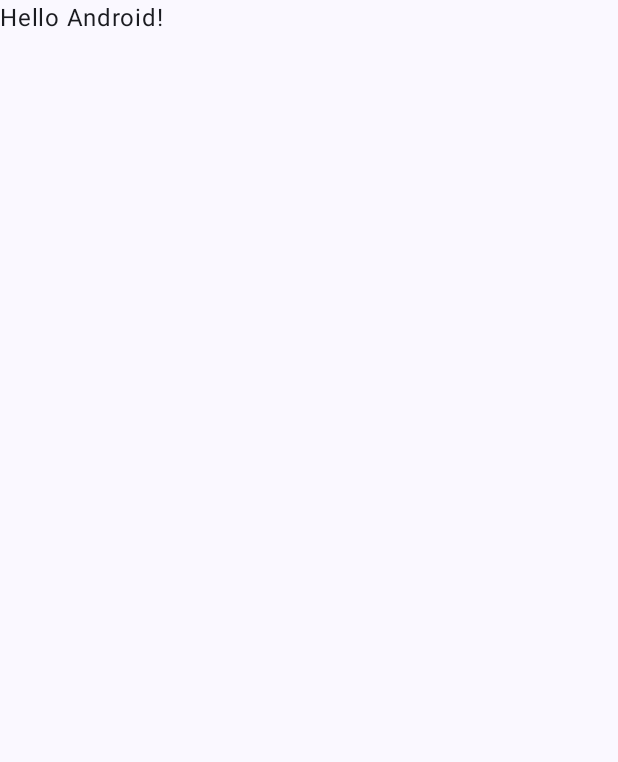
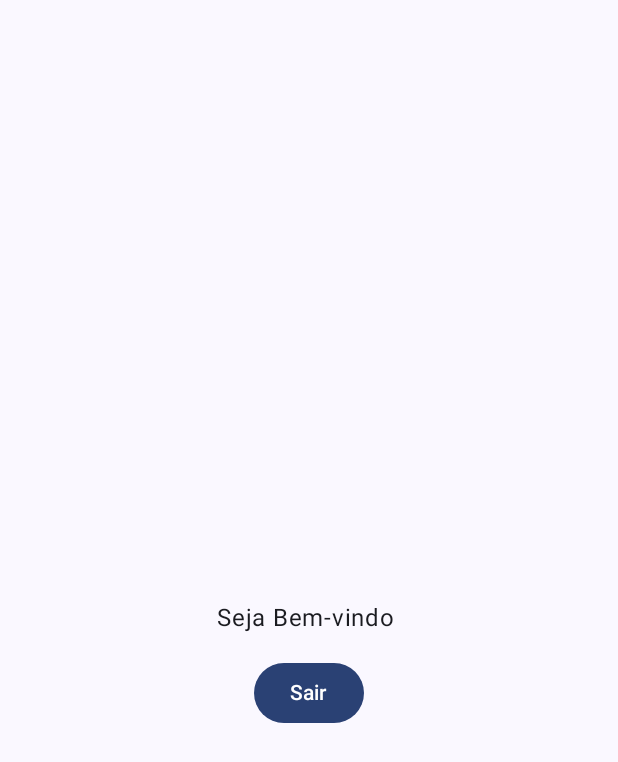
Before and after one commit to DCF-2/WeatherApp, an Android app built with Jetpack Compose: the MainActivity screen opened directly, with no data from a screen before it, on a phone screen of 412 x 824 dp. Before the commit the part shown is almost empty. Shown: the top 762 px of the screen. Run offline under Robolectric (Android 15) with nearby library versions, the phone set to English and light mode, and no system bars.

Commit message:
feat: Nova tela homepage do app. Isso tambem conclui a Prática 1 – Parte 3.

```diff
--- a/app/src/main/java/com/weatherapp/LoginActivity.kt
+++ b/app/src/main/java/com/weatherapp/LoginActivity.kt
@@ -2,6 +2,8 @@ package com.weatherapp
 
 
 import android.app.Activity
+import android.content.Intent
+import android.content.Intent.FLAG_ACTIVITY_SINGLE_TOP
 import android.os.Bundle
 import android.widget.Toast
 import androidx.activity.ComponentActivity
@@ -79,8 +81,12 @@ fun LoginPage(modifier: Modifier = Modifier) {
         Row(modifier = modifier) {
 
             Button( onClick = {
-                Toast.makeText(activity, "Login OK!", Toast.LENGTH_LONG).show()
-            },
+                Toast.makeText(activity, "Login Sucesso!", Toast.LENGTH_LONG).show()
+                activity.startActivity(
+                    Intent(activity, MainActivity::class.java).setFlags(
+                        FLAG_ACTIVITY_SINGLE_TOP
+                    )
+                ) },
                 enabled = email.isNotEmpty() && password.isNotEmpty()
             ) {
                 Text("Login")
--- a/app/src/main/java/com/weatherapp/MainActivity.kt
+++ b/app/src/main/java/com/weatherapp/MainActivity.kt
@@ -1,16 +1,25 @@
 package com.weatherapp
 
+import android.app.Activity
 import android.os.Bundle
 import androidx.activity.ComponentActivity
 import androidx.activity.compose.setContent
 import androidx.activity.enableEdgeToEdge
+import androidx.compose.foundation.layout.Arrangement
+import androidx.compose.foundation.layout.Column
+import androidx.compose.foundation.layout.Row
 import androidx.compose.foundation.layout.fillMaxSize
 import androidx.compose.foundation.layout.padding
+import androidx.compose.material3.Button
 import androidx.compose.material3.Scaffold
 import androidx.compose.material3.Text
 import androidx.compose.runtime.Composable
+import androidx.compose.ui.Alignment
+import androidx.compose.ui.Alignment.Companion.CenterHorizontally
 import androidx.compose.ui.Modifier
+import androidx.compose.ui.platform.LocalContext
 import androidx.compose.ui.tooling.preview.Preview
+import androidx.compose.ui.unit.dp
 import com.weatherapp.ui.theme.WeatherAppTheme
 
 class MainActivity : ComponentActivity() {
@@ -20,8 +29,7 @@ class MainActivity : ComponentActivity() {
         setContent {
             WeatherAppTheme {
                 Scaffold(modifier = Modifier.fillMaxSize()) { innerPadding ->
-                    Greeting(
-                        name = "Android",
+                    Homepage(
                         modifier = Modifier.padding(innerPadding)
                     )
                 }
@@ -29,19 +37,28 @@ class MainActivity : ComponentActivity() {
         }
     }
 }
-
-@Composable
-fun Greeting(name: String, modifier: Modifier = Modifier) {
-    Text(
-        text = "Hello $name!",
-        modifier = modifier
-    )
-}
-
 @Preview(showBackground = true)
 @Composable
-fun GreetingPreview() {
-    WeatherAppTheme {
-        Greeting("Android")
+fun Homepage(modifier: Modifier = Modifier) {
+    val activity = LocalContext.current as Activity
+    Column(
+        modifier = modifier.padding(16.dp).fillMaxSize(),
+        horizontalAlignment = CenterHorizontally,
+        verticalArrangement = Arrangement.Center
+    ){
+    Text(
+        text = "Seja Bem-vindo ",
+        modifier = modifier
+    )}
+    Row(
+        modifier = modifier.padding(top = 100.dp).fillMaxSize(),
+        horizontalArrangement = Arrangement.Center,
+        verticalAlignment = Alignment.CenterVertically
+    ) {
+        Button(
+            onClick = {activity.finish() }
+        ) {
+            Text("Sair")
+        }
     }
 }
```
